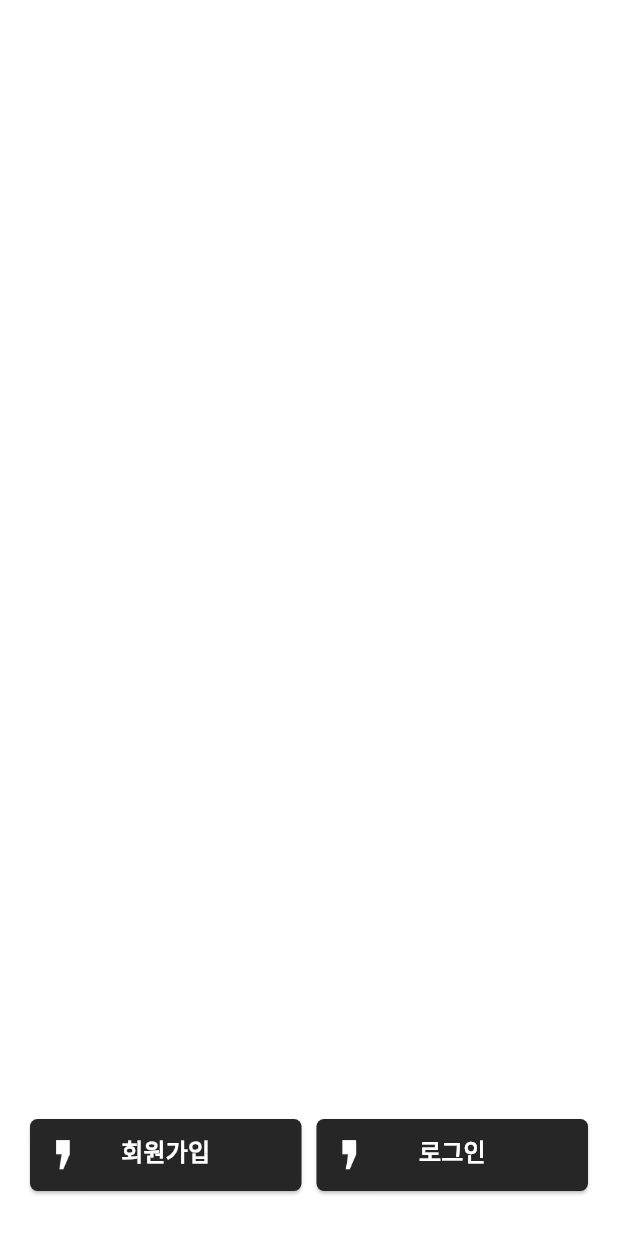
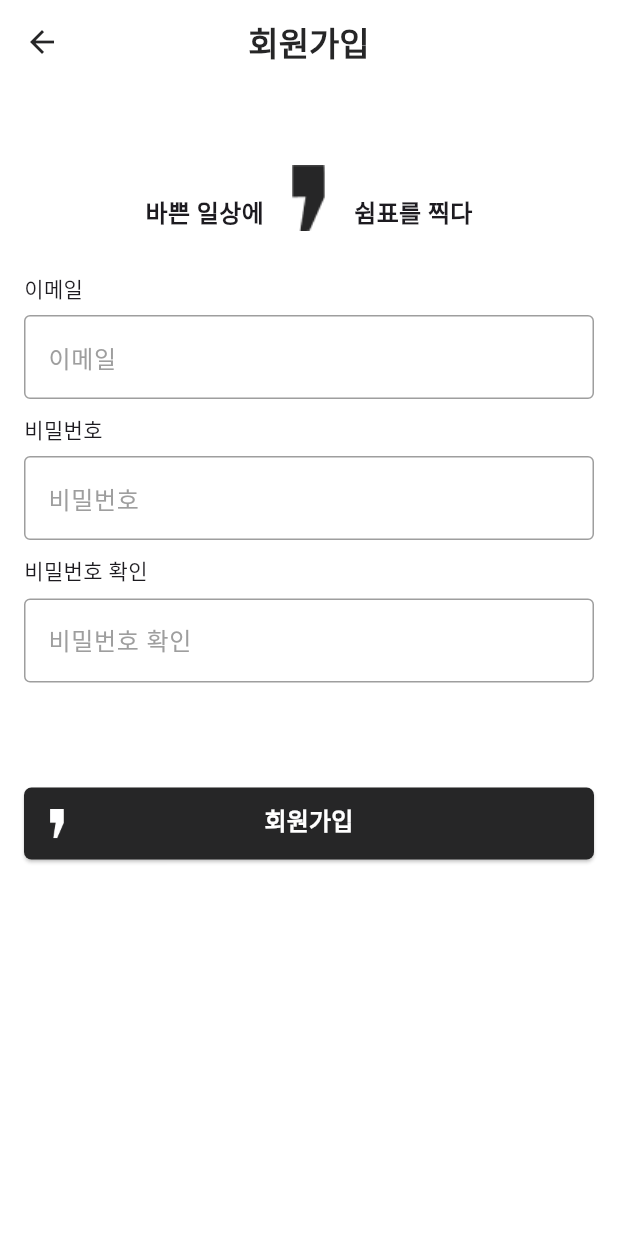
Before and after one commit to Comma-in-the-schedule/front_end_repo, a Flutter app: the screen it shows after launch, after a tap on "회원가입", on a phone screen of 412 x 824 dp. Run offline on Flutter 3.47's test engine with Material 3 defaults, Android fonts, the phone set to English and light mode, and no system bars; Roboto replaces fonts that are missing (Pretendard).

Commit message:
feat: 회원가입 화면 구현

```diff
--- a/lib/main.dart
+++ b/lib/main.dart
@@ -1,9 +1,11 @@
 import 'package:flutter/material.dart';
+
+import 'login_screen.dart';
 import 'non_logged_in_screen.dart';
-import 'login_screen.dart';
+import 'register_screen.dart';
 
 void main() {
-  runApp(MyApp());
+  runApp(const MyApp());
 }
 
 class MyApp extends StatelessWidget {
@@ -13,17 +15,15 @@ class MyApp extends StatelessWidget {
   Widget build(BuildContext context) {
     return MaterialApp(
       debugShowCheckedModeBanner: false,
-      theme: ThemeData(
-        fontFamily: "Pretendard",
-      ),
+      theme: ThemeData(fontFamily: "Pretendard"),
       initialRoute: '/non-logged-in',
       routes: {
-        '/': (context) => NonLoggedInScreen(), // 로딩 화면
-        '/non-logged-in': (context) => NonLoggedInScreen(), // 비로그인 화면
-        '/login': (context) => LoginScreen(), // 로그인 화면
-        // '/register': (context) => RegisterScreen(), // 회원가입 화면
-        // '/home': (context) => HomeScreen(), // 홈 화면
-        // '/survey': (context) => SurveyScreen(), // 설문 조사 화면
+        '/': (context) => NonLoggedInScreen(),
+        '/non-logged-in': (context) => NonLoggedInScreen(),
+        '/login': (context) => LoginScreen(),
+        '/register': (context) => RegisterScreen(),
+        // '/home': (context) => HomeScreen(),
+        // '/survey': (context) => SurveyScreen(),
       },
     );
   }
--- /dev/null
+++ b/lib/register_screen.dart
@@ -0,0 +1,170 @@
+import 'package:flutter/material.dart';
+import 'custom_button.dart';
+
+class RegisterScreen extends StatelessWidget {
+  @override
+  Widget build(BuildContext context) {
+    return Scaffold(
+      backgroundColor: Color(0xFFffffff),
+      appBar: AppBar(
+        title: Text(
+          '회원가입',
+          style: TextStyle(
+            fontFamily: 'Pretendard',
+            fontWeight: FontWeight.w900,
+          ),
+        ),
+        centerTitle: true,
+        backgroundColor: Color(0xFFffffff),
+        foregroundColor: Color(0xFF262627),
+      ),
+      body: SingleChildScrollView(
+        child: Padding(
+          padding: const EdgeInsets.all(16.0),
+          child: Column(
+            mainAxisAlignment: MainAxisAlignment.start,
+            crossAxisAlignment: CrossAxisAlignment.stretch,
+            children: [
+              SizedBox(height: 30),
+              Row(
+                mainAxisAlignment: MainAxisAlignment.center,
+                crossAxisAlignment: CrossAxisAlignment.center,
+                children: [
+                  Text(
+                    '바쁜 일상에',
+                    style: TextStyle(
+                      fontFamily: 'Pretendard',
+                      fontSize: 16,
+                      fontWeight: FontWeight.w600,
+                    ),
+                  ),
+                  Padding(
+                    padding: const EdgeInsets.only(bottom: 20.0),
+                    child: Image.asset(
+                      'assets/icons/logo_black.png',
+                      width: 60,
+                      height: 60,
+                    ),
+                  ),
+                  Text(
+                    '쉼표를 찍다',
+                    style: TextStyle(
+                      fontFamily: 'Pretendard',
+                      fontSize: 16,
+                      fontWeight: FontWeight.w600,
+                    ),
+                  ),
+                ],
+              ),
+              Column(
+                crossAxisAlignment: CrossAxisAlignment.start,
+                children: [
+                  Text(
+                    '이메일',
+                    style: TextStyle(
+                      fontSize: 14,
+                    ),
+                  ),
+                  SizedBox(height: 8),
+                  TextField(
+                    decoration: InputDecoration(
+                      labelText: '이메일',
+                      labelStyle: TextStyle(
+                        color: Colors.grey,
+                      ),
+                      focusedBorder: OutlineInputBorder(
+                        borderSide: BorderSide(
+                          color: Colors.grey,
+                        ),
+                      ),
+                      enabledBorder: OutlineInputBorder(
+                        borderSide: BorderSide(
+                          color: Colors.grey,
+                        ),
+                      ),
+                    ),
+                    style: TextStyle(
+                      color: Color(0xFF262627),
+                    ),
+                  ),
+                ],
+              ),
+              SizedBox(height: 10),
+              Column(
+                crossAxisAlignment: CrossAxisAlignment.start,
+                children: [
+                  Text(
+                    '비밀번호',
+                    style: TextStyle(
+                      fontSize: 14,
+                    ),
+                  ),
+                  SizedBox(height: 8),
+                  TextField(
+                    decoration: InputDecoration(
+                      labelText: '비밀번호',
+                      labelStyle: TextStyle(
+                        color: Colors.grey,
+                      ),
+                      focusedBorder: OutlineInputBorder(
+                        borderSide: BorderSide(
+                          color: Colors.grey,
+                        ),
+                      ),
+                      enabledBorder: OutlineInputBorder(
+                        borderSide: BorderSide(
+                          color: Colors.grey,
+                        ),
+                      ),
+                    ),
+                    obscureText: true,
+                  ),
+                ],
+              ),
+              SizedBox(height: 10),
+              Column(
+                crossAxisAlignment: CrossAxisAlignment.start,
+                children: [
+                  Text(
+                    '비밀번호 확인',
+                    style: TextStyle(
+                      fontSize: 14,
+                    ),
+                  ),
+                  SizedBox(height: 8),
+                  TextField(
+                    decoration: InputDecoration(
+                      labelText: '비밀번호 확인',
+                      labelStyle: TextStyle(
+                        color: Colors.grey,
+                      ),
+                      focusedBorder: OutlineInputBorder(
+                        borderSide: BorderSide(
+                          color: Colors.grey,
+                        ),
+                      ),
+                      enabledBorder: OutlineInputBorder(
+                        borderSide: BorderSide(
+                          color: Colors.grey,
+                        ),
+                      ),
+                    ),
+                    obscureText: true,
+                  ),
+                ],
+              ),
+              SizedBox(height: 70),
+              CustomButton(
+                text: '회원가입',
+                iconPath: 'assets/icons/logo_white.png',
+                onPressed: () {
+                  Navigator.pushNamed(context, '');
+                },
+              ),
+            ],
+          ),
+        ),
+      ),
+    );
+  }
+}
```
